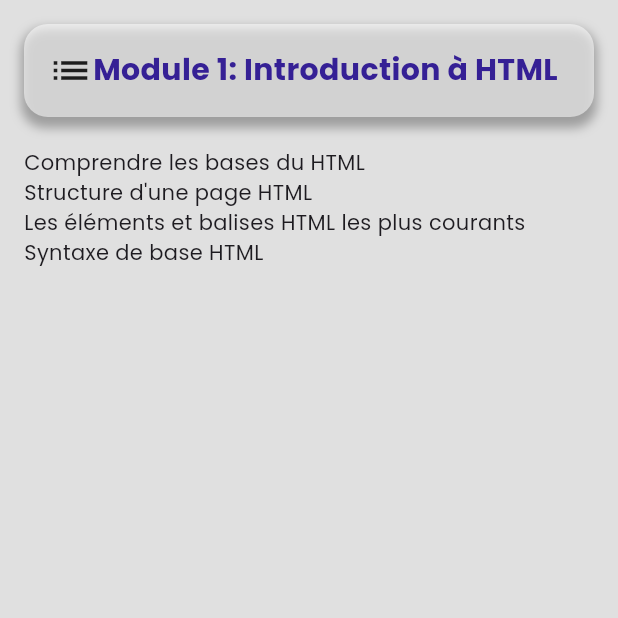
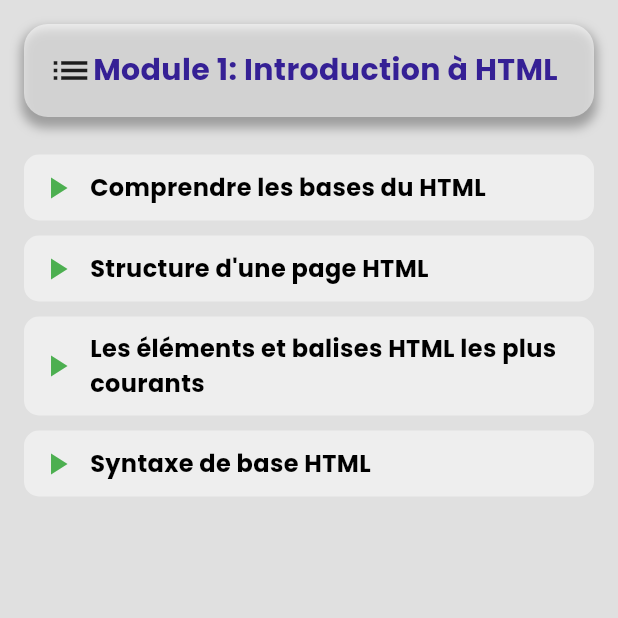
Before and after one commit to Godisouleymane/Nerd-app, a Flutter app: the ScreenHtml screen opened directly, on a phone screen of 412 x 824 dp, the top half of it. Run offline on Flutter 3.47's test engine with Material 3 defaults, Android fonts, the phone set to English and light mode, and no system bars; our stand-ins replace cloud_firestore, firebase_auth, firebase_core, flutter_svg, google_fonts, google_sign_in and 1 more; missing offline and left inert: dev_icons; accounts and stored records are empty.

Commit message:
creation du ui du chapitre1 html

```diff
--- a/lib/views/parcours/screenHTML.dart
+++ b/lib/views/parcours/screenHTML.dart
@@ -92,16 +92,46 @@ class _ScreenHtmlState extends State<ScreenHtml> {
                   ),
                 ),
               ),
-              if (_selectedModule ==
+             if (_selectedModule ==
                   _courseModules
                       .first) // Display chapters only if module 1 is selected
                 SizedBox(height: 20),
-              Column(
-                crossAxisAlignment: CrossAxisAlignment.start,
-                children: _selectedModule.courses
-                    .map((course) => Text(course))
-                    .toList(),
+              ListView.builder(
+                shrinkWrap: true,
+                itemCount: _selectedModule.courses.length,
+                itemBuilder: (BuildContext context, int index) {
+                  final course = _selectedModule.courses[index];
+                  return Container(
+                    margin: const EdgeInsets.symmetric(vertical: 5.0),
+                    padding: const EdgeInsets.all(10.0),
+                    decoration: BoxDecoration(
+                      color: Colors.grey.shade200,
+                      borderRadius: BorderRadius.circular(10.0),
+                    ),
+                    child: Row(
+                      children: [
+                        _selectedModule.isUnlocked
+                            ? Icon(Icons.play_arrow, color: Colors.green)
+                            : Icon(Icons.lock, color: Colors.red),
+                        SizedBox(width: 10),
+                        Expanded(
+                          child: Text(
+                            course,
+                            style: TextStyle(
+                              fontSize: 16.0,
+                              fontWeight: FontWeight.bold,
+                              color: _selectedModule.isUnlocked
+                                  ? Colors.black
+                                  : Colors.grey,
+                            ),
+                          ),
+                        ),
+                      ],
+                    ),
+                  );
+                },
               ),
+
             ],
           ),
         ),
```
